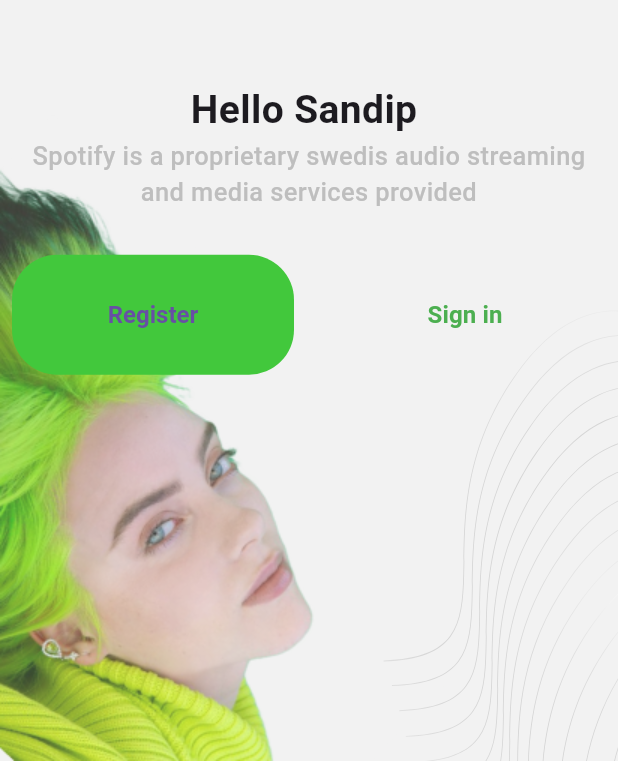
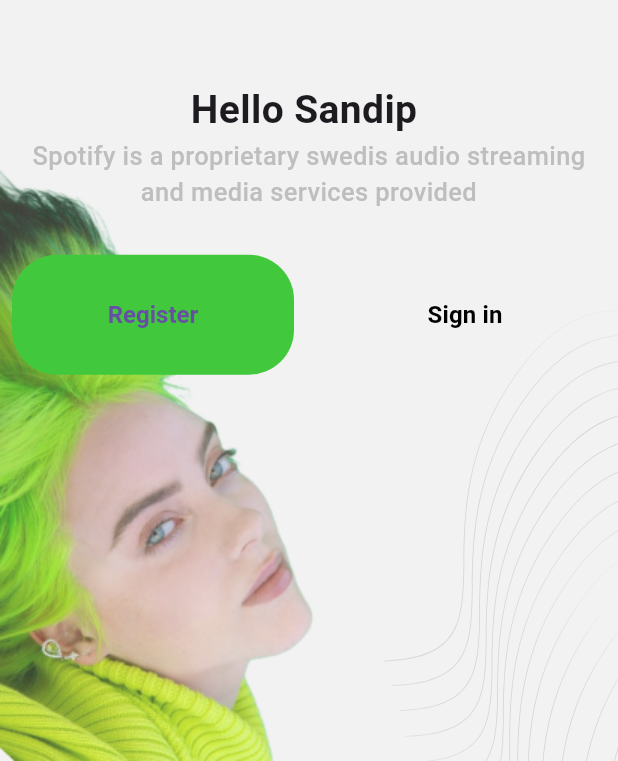
Before and after one commit to Sandipshrestha1/Music-Player, a Flutter app: the Signuporsignin screen opened directly, on a phone screen of 412 x 824 dp, the part 475-1236 px from its top. Run offline on Flutter 3.47's test engine with Material 3 defaults, Android fonts, the phone set to English and light mode, and no system bars; our stand-ins replace dartz, firebase_auth, firebase_core, flutter_bloc, flutter_svg, get_it and 1 more; accounts and stored records are empty.

```diff
--- a/lib/presentation/auth/pages/SignUp_or_signIn.dart
+++ b/lib/presentation/auth/pages/SignUp_or_signIn.dart
@@ -94,7 +94,7 @@ class Signuporsignin extends StatelessWidget {
                               fontSize: 16,
                               color: context.isDarkMode
                                   ? Colors.white
-                                  : Colors.green,
+                                  : Colors.black,
                             ),
                           ),
                         ),
```
Also changed, not shown: lib/firebase_options.dart (added).
